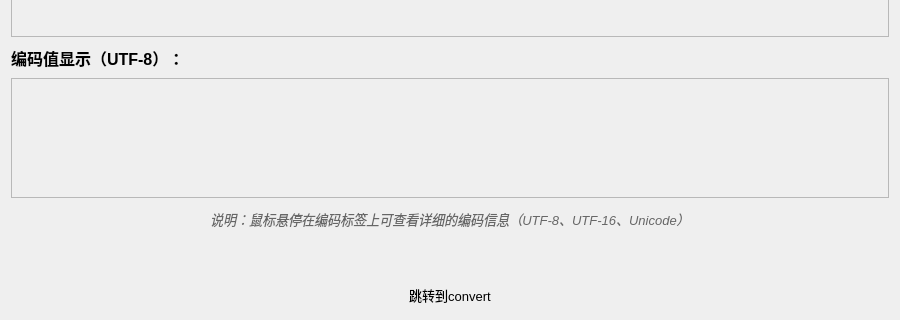
First picture: the form in widget.ui, repository Riustina/Coder, before the edit; both pictures show x 0 to 900 and y 330 to 650 of the 900 by 650 pixel window.
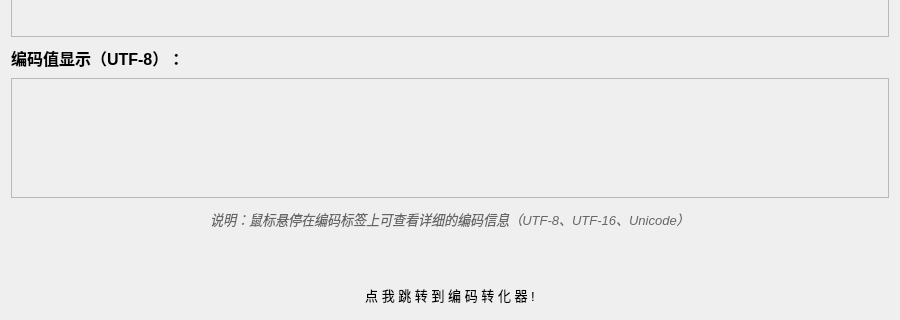
Second picture: the form after the edit. Custom widgets are drawn as their Qt base class.

Commit message: 小修小补

Diff of the .ui file:
```diff
--- a/widget.ui
+++ b/widget.ui
@@ -240,7 +240,7 @@
       </font>
      </property>
      <property name="text">
-      <string>跳转到convert</string>
+      <string>点 我 跳 转 到 编 码 转 化 器 !</string>
      </property>
      <property name="alignment">
       <set>Qt::AlignmentFlag::AlignCenter</set>
```
The commit also changes 2 other files.
